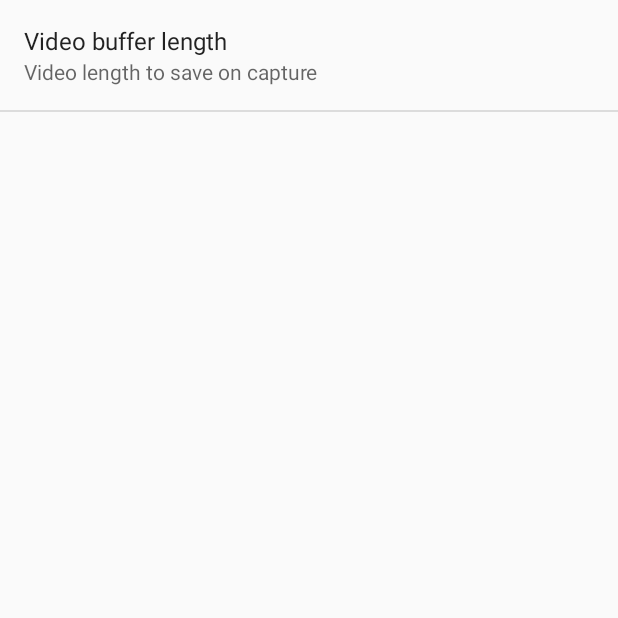
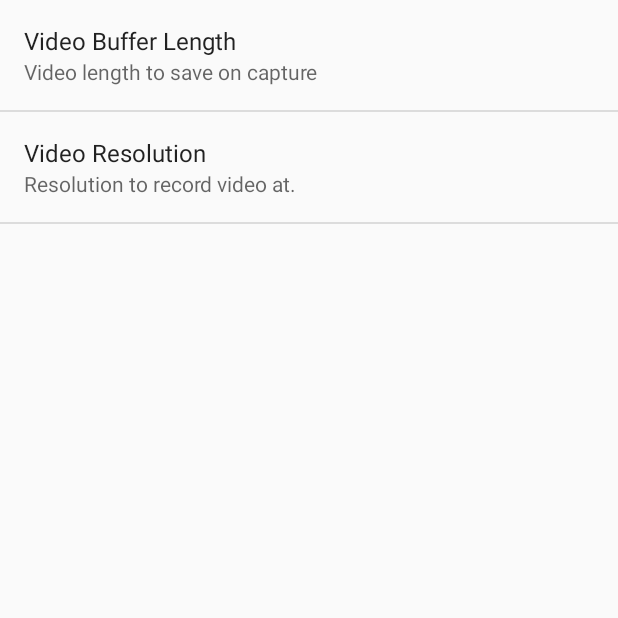
Before and after one commit to sudo-g/cardude, an Android app: the SettingsActivity screen opened directly, with no data from a screen before it, on a phone screen of 412 x 824 dp, the top half of it. Run offline under Robolectric (Android 15) with nearby library versions, the phone set to English and light mode, and no system bars; 1 statement that could not run was skipped.

Commit message:
Added dummy video resolution selector.

```diff
--- a/Cardude/app/build.gradle
+++ b/Cardude/app/build.gradle
@@ -10,9 +10,6 @@ android {
         targetSdkVersion 19
         versionCode 1
         versionName "1.0"
-
-        // Enabling multidex support.
-        multiDexEnabled true
     }
 
     dexOptions {
--- a/Cardude/app/src/main/res/values/metasettings.xml
+++ /dev/null
@@ -1,5 +0,0 @@
-<?xml version="1.0" encoding="utf-8"?>
-<resources>
-    <integer name="video_buffer_default_s">20</integer>
-    <integer name="video_buffer_max_s">300</integer>
-</resources>
--- a/Cardude/app/src/main/res/values/video_buffer_pref_data.xml
+++ b/Cardude/app/src/main/res/values/video_settings.xml
@@ -1,7 +1,10 @@
 <?xml version="1.0" encoding="utf-8"?>
 <resources>
+    <!-- Video buffering -->
+    <integer name="video_buffer_default_s">20</integer>
+    <integer name="video_buffer_max_s">300</integer>
     <string name="video_buffer_time_summary">Video length to save on capture</string>
-    <string name="video_buffer_time_title">Video buffer length</string>
+    <string name="video_buffer_time_title">Video Buffer Length</string>
     <string name="video_buffer_record_all">All</string>
 
     <string-array name="video_buffer_time_selections">
@@ -30,4 +33,8 @@
         <item>300</item>
         <item>0</item>
     </string-array>
+
+    <!-- Video resolution -->
+    <string name="video_resolution_summary">Resolution to record video at.</string>
+    <string name="video_resolution_title">Video Resolution</string>
 </resources>
--- a/Cardude/app/src/main/res/xml/preferences.xml
+++ b/Cardude/app/src/main/res/xml/preferences.xml
@@ -8,4 +8,10 @@
         android:entries="@array/video_buffer_time_selections"
         android:entryValues="@array/video_buffer_time_selection_values" />
 
+    <sudo_g.cardude.VideoResSelector
+        android:key="pref_key_video_res"
+        android:title="@string/video_resolution_title"
+        android:summary="@string/video_resolution_summary"
+        android:defaultValue="Unspecified"/>
+
 </PreferenceScreen>
```
Also changed, not shown: Cardude/app/src/main/java/sudo_g/cardude/VideoResSelector.java (added, +90 -0 lines), Cardude/app/src/main/res/layout/single_textview.xml (added, +7 -0 lines).
